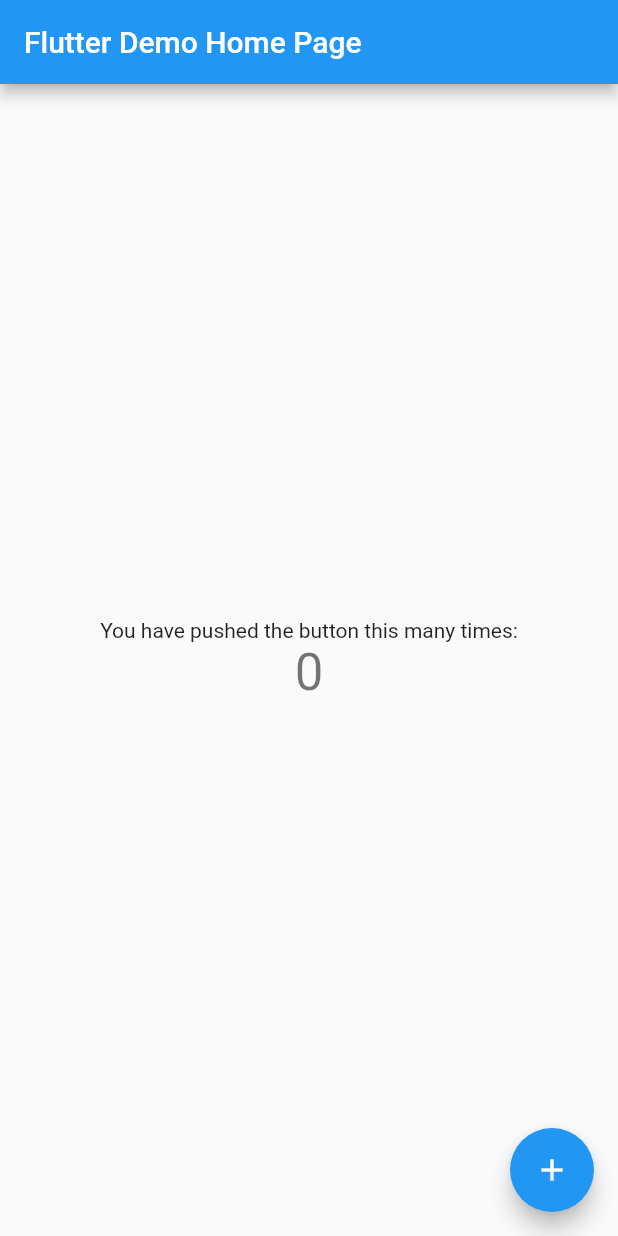
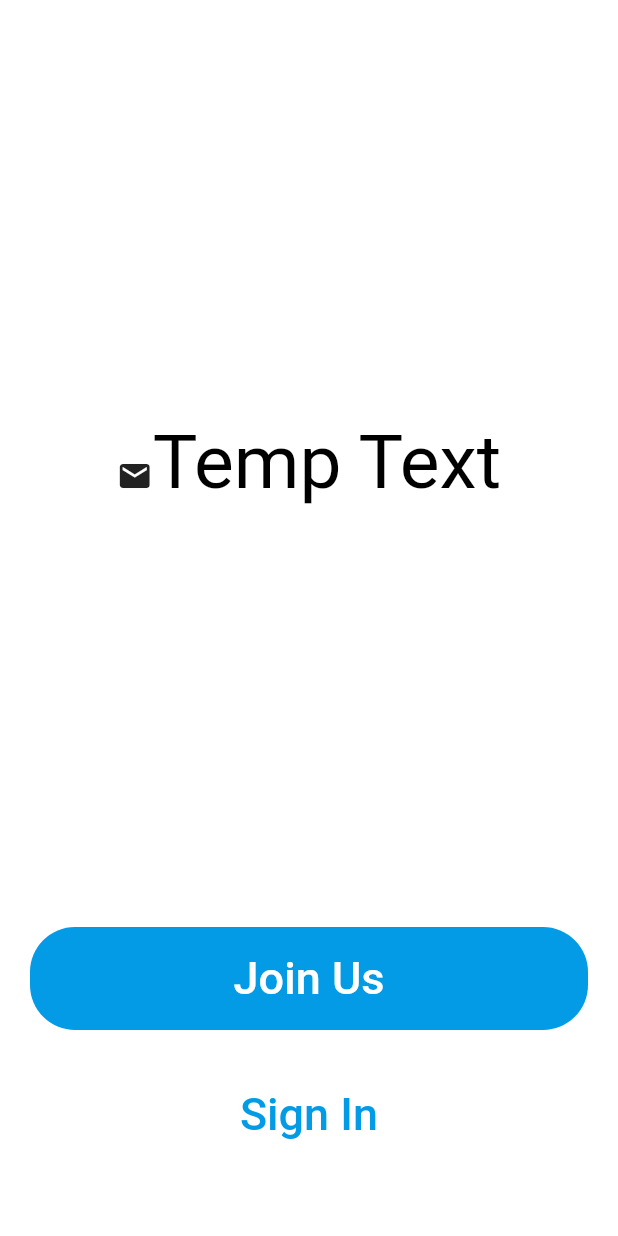
Before and after one commit to ColinIR14/legal-connections, a Flutter app: the screen it shows after launch, on a phone screen of 412 x 824 dp. Run offline on Flutter 3.47's test engine with Material 2 defaults, Android fonts, the phone set to English and light mode, and no system bars.

Commit message:
Created screen with option to sign in or sign up

```diff
--- a/lib/main.dart
+++ b/lib/main.dart
@@ -1,117 +1,71 @@
 import 'package:flutter/material.dart';
 
 void main() {
-  runApp(MyApp());
+  runApp(MaterialApp(home: InitScreen()));
 }
 
-class MyApp extends StatelessWidget {
-  // This widget is the root of your application.
+class InitScreen extends StatelessWidget {
   @override
   Widget build(BuildContext context) {
-    return MaterialApp(
-      title: 'Flutter Demo',
-      theme: ThemeData(
-        // This is the theme of your application.
-        //
-        // Try running your application with "flutter run". You'll see the
-        // application has a blue toolbar. Then, without quitting the app, try
-        // changing the primarySwatch below to Colors.green and then invoke
-        // "hot reload" (press "r" in the console where you ran "flutter run",
-        // or simply save your changes to "hot reload" in a Flutter IDE).
-        // Notice that the counter didn't reset back to zero; the application
-        // is not restarted.
-        primarySwatch: Colors.blue,
-        // This makes the visual density adapt to the platform that you run
-        // the app on. For desktop platforms, the controls will be smaller and
-        // closer together (more dense) than on mobile platforms.
-        visualDensity: VisualDensity.adaptivePlatformDensity,
+    return Scaffold(
+      backgroundColor: Colors.white,
+      body: Column(
+        mainAxisAlignment: MainAxisAlignment.center,
+        crossAxisAlignment: CrossAxisAlignment.center,
+        children: [
+          Expanded(
+            flex: 9,
+            child: Center(
+              child: RichText(
+                text: TextSpan(
+                  children: [
+                    WidgetSpan(child: Icon(Icons.mail)),
+                    TextSpan(
+                      text: 'Temp Text',
+                      style: TextStyle(
+                        color: Colors.black,
+                        fontSize: 50.0,
+                      ),
+                    ),
+                  ],
+                ),
+              ),
+            ),
+          ),
+          Expanded(
+            flex: 1,
+            child: Container(
+              margin: EdgeInsets.symmetric(horizontal: 20.0),
+              child: SizedBox.expand(
+                child: FlatButton(
+                  onPressed: () {},
+                  shape: RoundedRectangleBorder(
+                      borderRadius: BorderRadius.circular(30.0)),
+                  color: Colors.lightBlue[600],
+                  child: Text(
+                    'Join Us',
+                    style: TextStyle(color: Colors.white, fontSize: 30.0),
+                  ),
+                ),
+              ),
+            ),
+          ),
+          Expanded(
+            flex: 2,
+            child: Container(
+              margin: EdgeInsets.fromLTRB(0.0, 5.0, 0, 30.0),
+              child: TextButton(
+                onPressed: () {},
+                child: Text(
+                  'Sign In',
+                  style:
+                      TextStyle(color: Colors.lightBlue[600], fontSize: 30.0),
+                ),
+              ),
+            ),
+          ),
+        ],
       ),
-      home: MyHomePage(title: 'Flutter Demo Home Page'),
     );
   }
 }
-
-class MyHomePage extends StatefulWidget {
-  MyHomePage({Key key, this.title}) : super(key: key);
-
-  // This widget is the home page of your application. It is stateful, meaning
-  // that it has a State object (defined below) that contains fields that affect
-  // how it looks.
-
-  // This class is the configuration for the state. It holds the values (in this
-  // case the title) provided by the parent (in this case the App widget) and
-  // used by the build method of the State. Fields in a Widget subclass are
-  // always marked "final".
-
-  final String title;
-
-  @override
-  _MyHomePageState createState() => _MyHomePageState();
-}
-
-class _MyHomePageState extends State<MyHomePage> {
-  int _counter = 0;
-
-  void _incrementCounter() {
-    setState(() {
-      // This call to setState tells the Flutter framework that something has
-      // changed in this State, which causes it to rerun the build method below
-      // so that the display can reflect the updated values. If we changed
-      // _counter without calling setState(), then the build method would not be
-      // called again, and so nothing would appear to happen.
-      _counter++;
-    });
-  }
-
-  @override
-  Widget build(BuildContext context) {
-    // This method is rerun every time setState is called, for instance as done
-    // by the _incrementCounter method above.
-    //
-    // The Flutter framework has been optimized to make rerunning build methods
-    // fast, so that you can just rebuild anything that needs updating rather
-    // than having to individually change instances of widgets.
-    return Scaffold(
-      appBar: AppBar(
-        // Here we take the value from the MyHomePage object that was created by
-        // the App.build method, and use it to set our appbar title.
-        title: Text(widget.title),
-      ),
-      body: Center(
-        // Center is a layout widget. It takes a single child and positions it
-        // in the middle of the parent.
-        child: Column(
-          // Column is also a layout widget. It takes a list of children and
-          // arranges them vertically. By default, it sizes itself to fit its
-          // children horizontally, and tries to be as tall as its parent.
-          //
-          // Invoke "debug painting" (press "p" in the console, choose the
-          // "Toggle Debug Paint" action from the Flutter Inspector in Android
-          // Studio, or the "Toggle Debug Paint" command in Visual Studio Code)
-          // to see the wireframe for each widget.
-          //
-          // Column has various properties to control how it sizes itself and
-          // how it positions its children. Here we use mainAxisAlignment to
-          // center the children vertically; the main axis here is the vertical
-          // axis because Columns are vertical (the cross axis would be
-          // horizontal).
-          mainAxisAlignment: MainAxisAlignment.center,
-          children: <Widget>[
-            Text(
-              'You have pushed the button this many times:',
-            ),
-            Text(
-              '$_counter',
-              style: Theme.of(context).textTheme.headline4,
-            ),
-          ],
-        ),
-      ),
-      floatingActionButton: FloatingActionButton(
-        onPressed: _incrementCounter,
-        tooltip: 'Increment',
-        child: Icon(Icons.add),
-      ), // This trailing comma makes auto-formatting nicer for build methods.
-    );
-  }
-}
```
Also changed, not shown: 1 other file.
